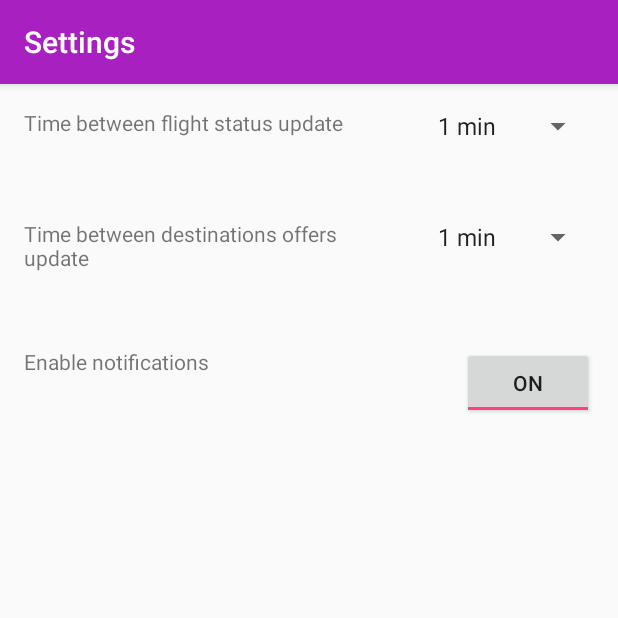
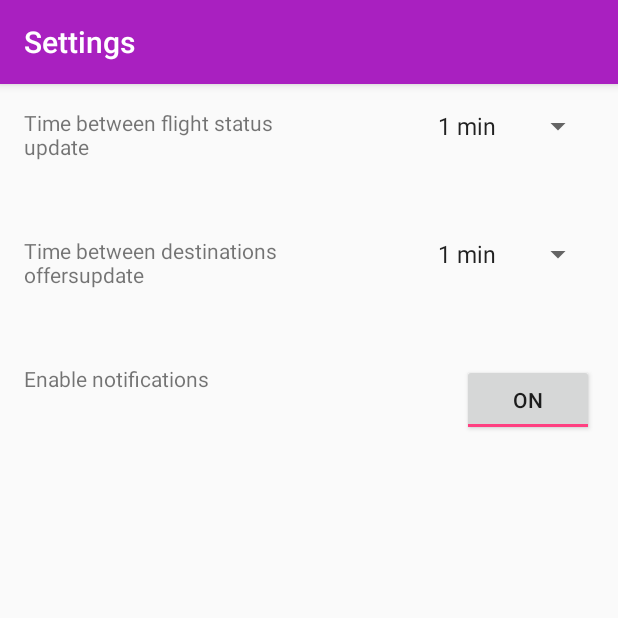
Before and after one commit to jcaracciolo/hci_tp2, an Android app: the Settings screen opened directly, with no data from a screen before it, on a phone screen of 412 x 824 dp, the top half of it. Run offline under Robolectric (Android 15) with nearby library versions, the phone set to English and light mode, and no system bars; network calls fail.

Commit message:
som fixes

```diff
--- a/app/src/main/java/ar/edu/itba/dreamtrip/main/FlightTracker.java
+++ b/app/src/main/java/ar/edu/itba/dreamtrip/main/FlightTracker.java
@@ -62,6 +62,7 @@ public class FlightTracker extends BaseActivity {
 
         Toolbar toolbar = (Toolbar) findViewById(R.id.toolbar);
         toolbar.setTitleTextColor(getResources().getColor(R.color.white));
+
 
         setSupportActionBar(toolbar);
         ActionBarDrawerToggle toggle = new ActionBarDrawerToggle(
@@ -251,7 +252,7 @@ public class FlightTracker extends BaseActivity {
     public boolean onCreateOptionsMenu(Menu menu) {
         // Inflate the menu; this adds items to the action bar if it is present.
         getMenuInflater().inflate(R.menu.flight_tracker, menu);
-        return true;
+        return false;
     }
 
     @Override
--- a/app/src/main/res/values/strings.xml
+++ b/app/src/main/res/values/strings.xml
@@ -82,8 +82,8 @@
     <string name="help_add_destinations">Click add button and\ntrack a destination</string>
     <string name="opinions_of_title">Opinions of</string>
     <string name="send_opinions_of_title">Send opinion of</string>
-    <string name="flight_notification_time">Time between flight status update</string>
-    <string name="deals_notification_time">Time between destinations offers\nupdate</string>
+    <string name="flight_notification_time">Time between flight status\nupdate</string>
+    <string name="deals_notification_time">Time between destinations\noffersupdate</string>
     <string name="language">Language</string>
     <string name="disable_notifications">Enable notifications</string>
     <string name="setting_title">Settings</string>
```
Also changed, not shown: 1 other file.
